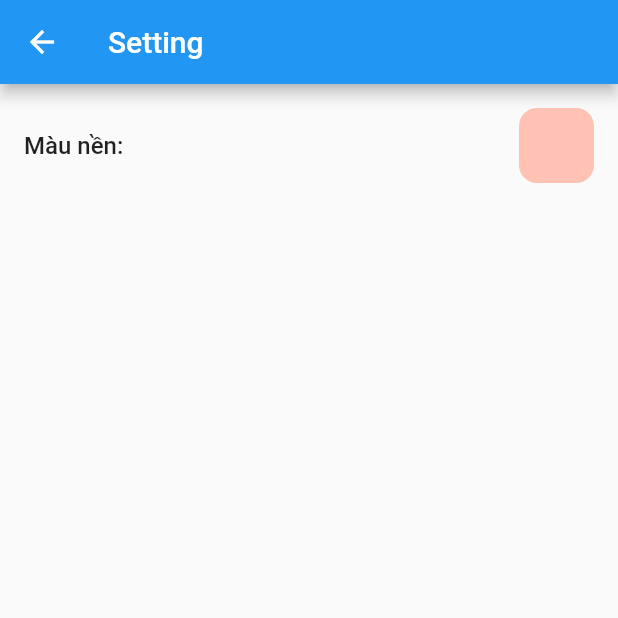
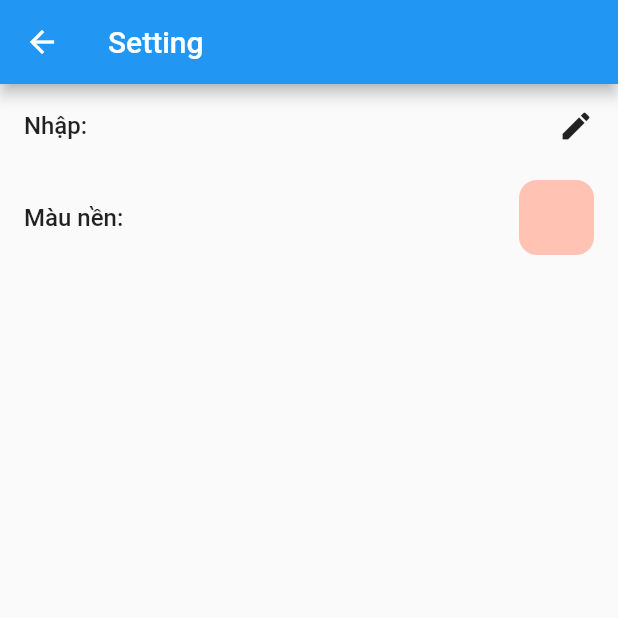
Before and after one commit to sucanabo/li-xi, a Flutter app: the screen it shows after launch, item 2 of the bottom bar chosen, after a tap on "Cài đặt", on a phone screen of 412 x 824 dp, the top half of it. Run offline on Flutter 3.47's test engine with Material 2 defaults, Android fonts, the phone set to English and light mode, and no system bars; our stand-ins replace confetti, flutter_colorpicker, shared_preferences.

Commit message:
enter lixi

```diff
--- a/lib/const/pref_key.dart
+++ b/lib/const/pref_key.dart
@@ -1,4 +1,9 @@
 class PrefKey {
   const PrefKey._();
   static const String bgColor = 'bgColor';
+  static const String lixiFrontPath = 'lixiFrontPath';
+  static const String lixiBackPath = 'lixiBackPath';
+  static const String lixiFrontNetwork = 'lixiFrontNetwork';
+  static const String lixiBackNetwork = 'lixiBackNetwork';
+  static const String lixiData = 'lixiData';
 }
--- a/lib/const/value.dart
+++ b/lib/const/value.dart
@@ -1,7 +1,12 @@
-import 'package:flutter/material.dart';
+enum ImageType { file, network, assets }
 
 class AppConst {
   AppConst._();
 
-  static int defaultBgColor = 0xffffc2b3;
+  static int dfBgColor = 0xffffc2b3;
+  static String dfLixiImgFrontPath = 'assets/lixi_front.jpeg';
+  static String dfLixiImgBackPath = 'assets/lixi_back_2.jpeg';
+  static bool dfLixiFrontNetwork = false;
+  static bool dfLixiBackNetwork = false;
+  static List<int> dfLixiData = [500, 200, 100, 50, 20, 10, 5, 2, 1];
 }
--- a/lib/page/main_page.dart
+++ b/lib/page/main_page.dart
@@ -28,18 +28,27 @@ class LixiItemModel {
 class _MainPageState extends State<MainPage> with AppStateMixin {
   late final AppProvider appProvider;
   PosBackground? posBg;
-  final List<int> moneys = [100, 50, 10, 50, 20, 500, 35, 20, 1];
-  late final List<LixiItemModel> models;
+  late List<LixiItemModel> models;
   bool _isShuffle = false;
 
   @override
   void initState() {
     super.initState();
-    appProvider = context.read<AppProvider>()..initState();
-    models = List.generate(moneys.length,
-        (index) => LixiItemModel(key: GlobalKey<LixiState>(), content: '${moneys[index]}K'));
+    appProvider = context.read<AppProvider>()
+      ..initState()
+      ..addListener(() {
+        print('listener');
+        loadPageState();
+      });
+  }
+
+  loadPageState() {
+    final moneys = context.read<AppProvider>().lixiData;
+
     WidgetsBinding.instance.addPostFrameCallback((timeStamp) {
       setState(() {
+        models = List.generate(moneys.length,
+            (index) => LixiItemModel(key: GlobalKey<LixiState>(), content: '${moneys[index]}K'));
         posBg = getPosBackground(
           MediaQuery.of(context).size.width - 32,
           moneys,
@@ -123,7 +132,8 @@ class _MainPageState extends State<MainPage> with AppStateMixin {
                                     width: posBg!.width,
                                     height: posBg!.height,
                                   ),
-                                  ...List.generate(moneys.length, (index) {
+                                  ...List.generate(context.read<AppProvider>().lixiData.length,
+                                      (index) {
                                     return AnimatedPositioned(
                                         duration: config.animationDuration,
                                         top: posBg!.pos[index].y,
--- a/lib/page/setting_page.dart
+++ b/lib/page/setting_page.dart
@@ -1,6 +1,8 @@
 import 'package:flutter/material.dart';
+import 'package:flutter/services.dart';
 import 'package:flutter_colorpicker/flutter_colorpicker.dart';
 import 'package:lixi/provider/app_provider.dart';
+import 'package:lixi/widget/enter_lixi_dialog.dart';
 import 'package:provider/provider.dart';
 
 class SettingPage extends StatefulWidget {
@@ -11,43 +13,6 @@ class SettingPage extends StatefulWidget {
 }
 
 class _SettingPageState extends State<SettingPage> {
-  @override
-  Widget build(BuildContext context) {
-    return Scaffold(
-      appBar: AppBar(
-        title: Text('Setting'),
-      ),
-      body: SingleChildScrollView(
-        child: Padding(
-          padding: EdgeInsets.all(16),
-          child: Column(
-            children: [
-              Row(
-                children: [
-                  Expanded(
-                    child: Text('Màu nền: ',
-                        style: TextStyle(fontSize: 16, fontWeight: FontWeight.w500)),
-                  ),
-                  GestureDetector(
-                    onTap: _changeBg,
-                    child: Container(
-                      height: 50,
-                      width: 50,
-                      decoration: BoxDecoration(
-                        borderRadius: BorderRadius.circular(12),
-                        color: context.watch<AppProvider>().bgColor,
-                      ),
-                    ),
-                  ),
-                ],
-              )
-            ],
-          ),
-        ),
-      ),
-    );
-  }
-
   _changeBg() {
     showDialog(
       context: context,
@@ -62,4 +27,65 @@ class _SettingPageState extends State<SettingPage> {
       ),
     );
   }
+
+  _enterLixi() {
+    showDialog(
+      context: context,
+      builder: (context) => Provider.value(value: context, child: const EnterLixiDialog()),
+    );
+  }
+
+  @override
+  Widget build(BuildContext context) {
+    return Scaffold(
+      appBar: AppBar(
+        title: Text('Setting'),
+      ),
+      body: SingleChildScrollView(
+        child: Padding(
+          padding: EdgeInsets.all(16),
+          child: Column(
+            children: [
+              _buildRowData('Nhập:',
+                  editWidget: InkWell(onTap: _enterLixi, child: const Icon(Icons.edit))),
+              _buildRowData(
+                'Màu nền:',
+                editWidget: GestureDetector(
+                  onTap: _changeBg,
+                  child: Container(
+                    height: 50,
+                    width: 50,
+                    decoration: BoxDecoration(
+                      borderRadius: BorderRadius.circular(12),
+                      color: context.watch<AppProvider>().bgColor,
+                    ),
+                  ),
+                ),
+              ),
+              // _buildRowData('Nền lì xì (trước):',
+              //     editWidget: GestureDetector(
+              //       onTap: _changeLixiImg(true),
+              //       child: context.watch<AppProvider>().isLixiFontNetwork?  Image.network('src') : Image.,
+              //     )),
+              // _buildRowData('Nền lì xì (sau):')
+            ],
+          ),
+        ),
+      ),
+    );
+  }
+
+  Widget _buildRowData(String title, {Widget? editWidget}) {
+    return Padding(
+      padding: const EdgeInsets.only(bottom: 24),
+      child: Row(
+        children: [
+          Expanded(
+            child: Text(title, style: const TextStyle(fontSize: 16, fontWeight: FontWeight.w500)),
+          ),
+          if (editWidget != null) editWidget,
+        ],
+      ),
+    );
+  }
 }
--- a/lib/provider/app_provider.dart
+++ b/lib/provider/app_provider.dart
@@ -1,3 +1,5 @@
+import 'dart:convert';
+
 import 'package:flutter/material.dart';
 import 'package:lixi/const/pref_key.dart';
 import 'package:lixi/const/value.dart';
@@ -6,10 +8,27 @@ import 'package:shared_preferences/shared_preferences.dart';
 class AppProvider with ChangeNotifier {
   bool isLoading = true;
   late Color bgColor;
+  List<int> lixiData = [];
+  late String lixiImgFrontPath;
+  late String lixiImgBackPath;
+  late bool isLixiFontNetwork;
+  late bool isLixiBackNetwork;
 
   void initState() async {
     final pref = await SharedPreferences.getInstance();
-    bgColor = Color(pref.getInt(PrefKey.bgColor) ?? AppConst.defaultBgColor);
+    //load lixi data
+    final data = pref.getString(PrefKey.lixiData);
+    if (data != null) {
+      lixiData = (jsonDecode(data) as List).map((it) => int.parse(it.toString())).toList();
+    } else {
+      lixiData = AppConst.dfLixiData;
+    }
+    //load theme color
+    bgColor = Color(pref.getInt(PrefKey.bgColor) ?? AppConst.dfBgColor);
+    isLixiFontNetwork = pref.getBool(PrefKey.lixiFrontNetwork) ?? AppConst.dfLixiFrontNetwork;
+    isLixiBackNetwork = pref.getBool(PrefKey.lixiBackNetwork) ?? AppConst.dfLixiBackNetwork;
+    lixiImgFrontPath = pref.getString(PrefKey.lixiFrontPath) ?? AppConst.dfLixiImgFrontPath;
+    lixiImgBackPath = pref.getString(PrefKey.lixiBackPath) ?? AppConst.dfLixiImgBackPath;
     isLoading = false;
     notifyListeners();
   }
@@ -20,4 +39,11 @@ class AppProvider with ChangeNotifier {
     bgColor = color;
     notifyListeners();
   }
+
+  void setLixiData(List<int> data) async {
+    lixiData = data;
+    notifyListeners();
+    final pref = await SharedPreferences.getInstance();
+    pref.setString(PrefKey.lixiData, jsonEncode(lixiData));
+  }
 }
--- a/lib/widget/lixi.dart
+++ b/lib/widget/lixi.dart
@@ -1,6 +1,7 @@
 import 'dart:math';
 
 import 'package:flutter/material.dart';
+import 'package:lixi/const/value.dart';
 
 class Lixi extends StatefulWidget {
   final double height;
@@ -54,7 +55,6 @@ class LixiState extends State<Lixi> {
         duration: const Duration(milliseconds: 700),
         builder: (context, double val, _) {
           isFlipped = val >= pi / 2;
-          print('lixiFlip: $isFlipped');
           return Transform(
             alignment: Alignment.center,
             transform: Matrix4.identity()
@@ -73,8 +73,8 @@ class LixiState extends State<Lixi> {
                         padding: const EdgeInsets.all(16),
                         decoration: BoxDecoration(
                           borderRadius: BorderRadius.circular(12.0),
-                          image: const DecorationImage(
-                            image: AssetImage('assets/lixi_front.jpeg'),
+                          image: DecorationImage(
+                            image: AssetImage(AppConst.dfLixiImgFrontPath),
                             fit: BoxFit.fill,
                           ),
                         ),
@@ -92,8 +92,8 @@ class LixiState extends State<Lixi> {
                       margin: EdgeInsets.all(widget.margin),
                       decoration: BoxDecoration(
                         borderRadius: BorderRadius.circular(12.0),
-                        image: const DecorationImage(
-                          image: AssetImage('assets/lixi_back.jpeg'),
+                        image: DecorationImage(
+                          image: AssetImage(AppConst.dfLixiImgBackPath),
                           fit: BoxFit.fill,
                         ),
                       ),
--- a/pubspec.yaml
+++ b/pubspec.yaml
@@ -40,6 +40,7 @@ dependencies:
   provider: ^6.0.5
   shared_preferences: ^2.0.16
   flutter_colorpicker: ^1.0.3
+  image_picker: ^0.8.6+1
 
 dev_dependencies:
   flutter_test:
```
Also changed, not shown: lib/widget/enter_lixi_dialog.dart (added, +162 -0 lines), assets/lixi_back_2.jpeg (renamed from assets/8ab579bb4b657bb8fdffd667d5e75b44.jpeg), pubspec.lock.
